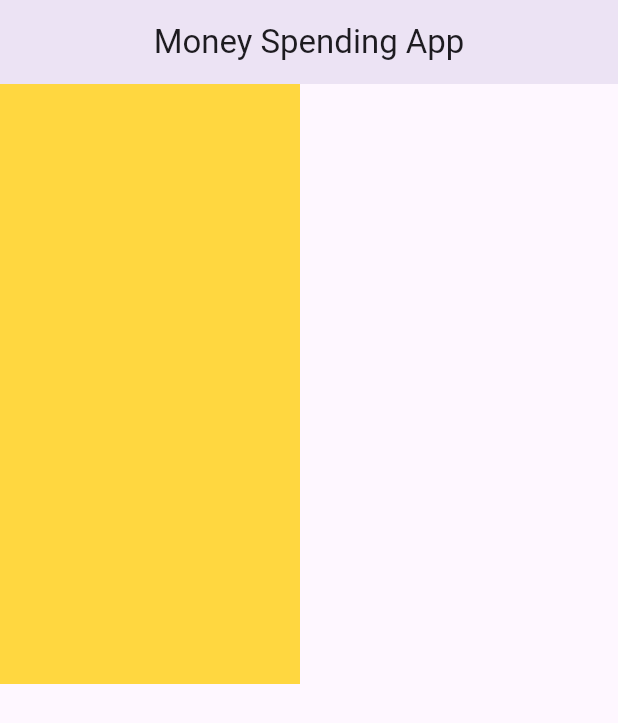
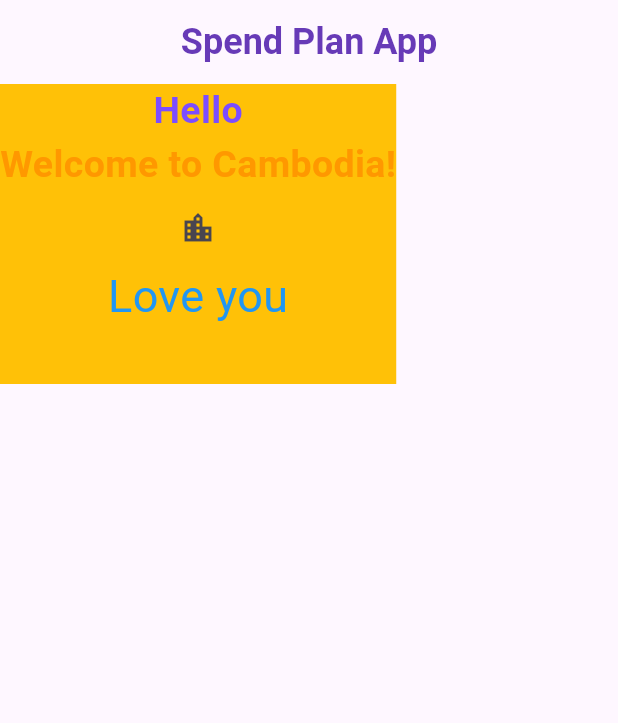
Before and after one commit to Ponlork-PK/money_planning, a Flutter app: the screen it shows after launch, on a phone screen of 412 x 824 dp. Shown: the top 723 px of the screen. Run offline on Flutter 3.47's test engine with Material 3 defaults, Android fonts, the phone set to English and light mode, and no system bars.

Commit message:
09/05/2025

```diff
--- a/lib/myapp.dart
+++ b/lib/myapp.dart
@@ -8,7 +8,7 @@ class MyApp extends StatelessWidget {
   Widget build(BuildContext context) {
     return MaterialApp(
       title: 'money spending',
-      home: Homescreen(),
+      home: HomeScreen(),
     );
   }
 }
--- a/lib/screen/homescreen.dart
+++ b/lib/screen/homescreen.dart
@@ -1,20 +1,57 @@
 import 'package:flutter/material.dart';
 
-class Homescreen extends StatelessWidget {
-  const Homescreen({super.key});
-
+class HomeScreen extends StatelessWidget {
+  const HomeScreen({super.key});
   @override
   Widget build(BuildContext context) {
     return Scaffold(
       appBar: AppBar(
         centerTitle: true,
-        title: Text('Money Spending App'),
-        elevation: 8,
+        title: Text(
+          'Spend Plan App',
+          style: TextStyle(
+            fontSize: 24,
+            fontWeight: FontWeight.bold,
+            color: Colors.deepPurple,
+          ),
+        ),
       ),
       body: Container(
-        color: Colors.amberAccent,
-        width: 200,
-        height: 400,
+        height: 200,
+        color: Colors.amber,
+        child: Column(
+          children: [
+            Text(
+              "Hello",
+              style: TextStyle(
+                fontSize: 25,
+                fontWeight: FontWeight.bold,
+                color: Colors.deepPurpleAccent,
+              ),
+            ),
+            Text(
+              "Welcome to Cambodia!",
+              style: TextStyle(
+                fontSize: 25,
+                fontWeight: FontWeight.bold,
+                color: Colors.orange,
+              ),
+            ),
+            IconButton(
+              onPressed: () {},
+              icon: Icon(
+                Icons.location_city,
+              )
+            ),
+            Text(
+              "Love you",
+              style: TextStyle(
+                fontSize: 30,
+                color: Colors.blue,
+              ),
+            ),
+          ],
+        ),
       ),
     );
   }
```
